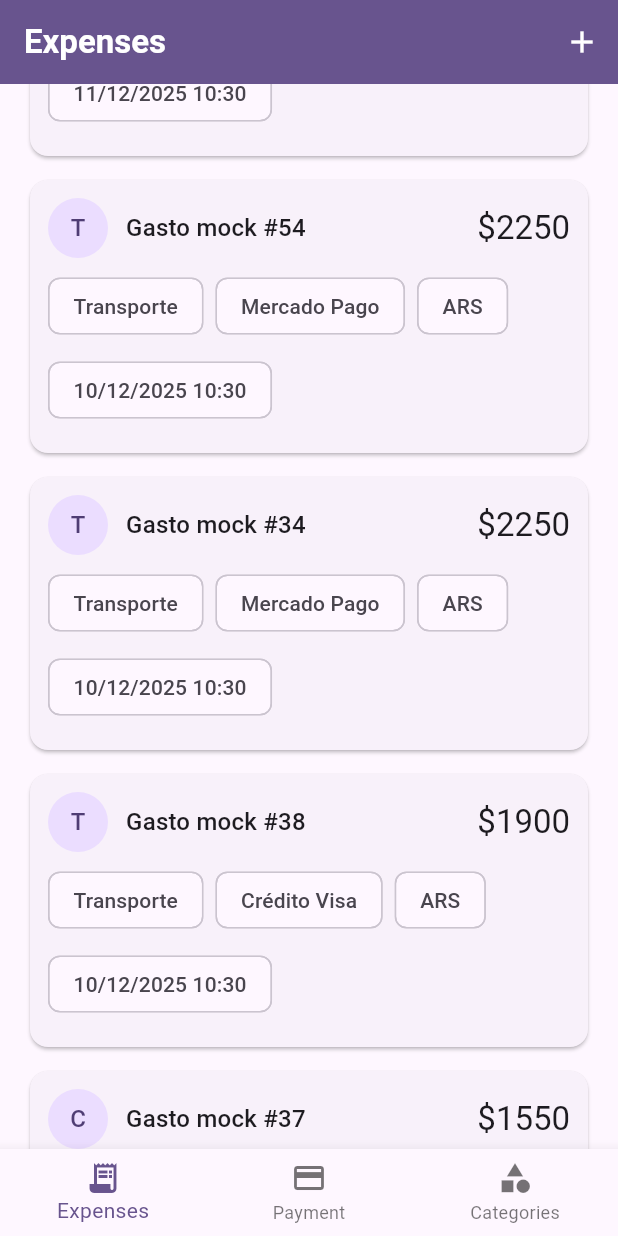
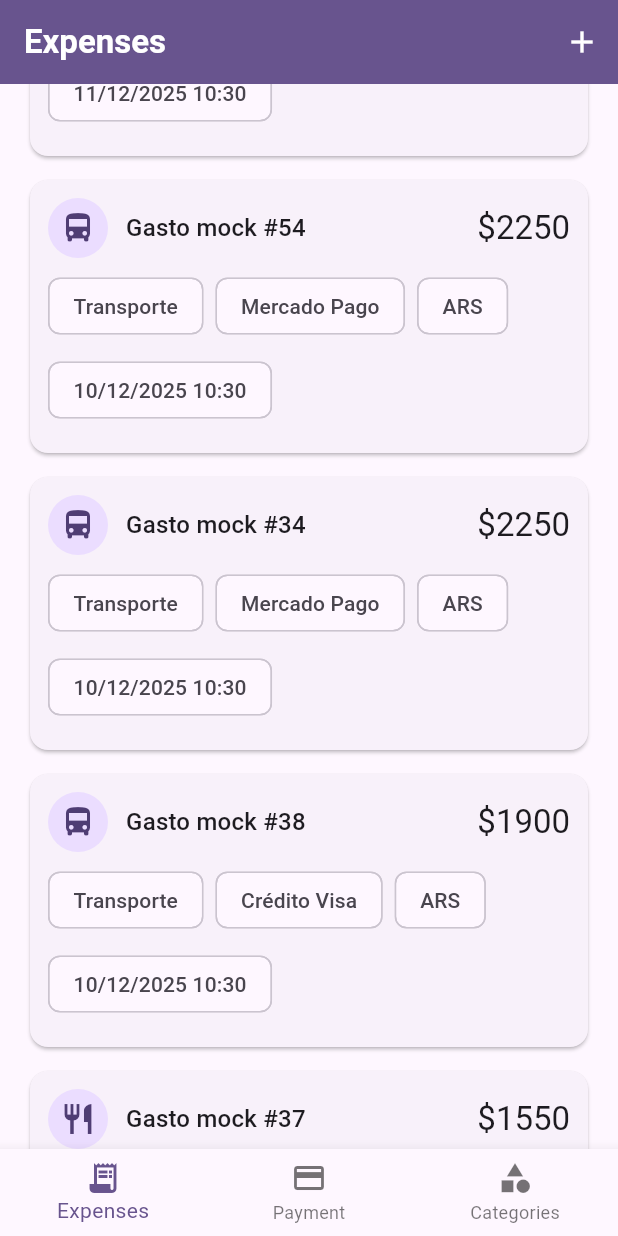
Before and after one commit to AgustinIzaguirre/expense-tracker, a Flutter app: the screen it shows after launch, scrolled down 1728 dp, on a phone screen of 412 x 824 dp. Run offline on Flutter 3.47's test engine with Material 3 defaults, Android fonts, the phone set to English and light mode, and no system bars; our stand-ins replace fl_chart.

```diff
--- a/lib/models/category.dart
+++ b/lib/models/category.dart
@@ -1,5 +1,15 @@
+import 'package:flutter/material.dart';
+
 class Category {
   final int id;
   final String name;
-  const Category({required this.id, required this.name});
+  final int iconCodePoint;
+  final String iconFontFamily;
+  const Category({required this.id, required this.name, required this.iconCodePoint, required this.iconFontFamily});
+
+  IconData get icon => IconData(
+    iconCodePoint,
+    fontFamily: iconFontFamily,
+  );
+
 }
--- a/lib/pages/expenses/expense_card.dart
+++ b/lib/pages/expenses/expense_card.dart
@@ -18,7 +18,11 @@ class ExpenseCard extends StatelessWidget {
             Row(
               children: [
                 CircleAvatar(
-                  child: Text(expense.category.name.characters.first.toUpperCase()),
+                  backgroundColor: Theme.of(context).colorScheme.primaryContainer,
+                  child: Icon(
+                    expense.category.icon,
+                    color: Theme.of(context).colorScheme.onPrimaryContainer,
+                  ),
                 ),
                 const SizedBox(width: 12),
                 Expanded(
--- a/lib/pages/expenses/expenses_page.dart
+++ b/lib/pages/expenses/expenses_page.dart
@@ -8,7 +8,6 @@ import 'package:expense_tracker/models/payment_method.dart';
 import 'package:expense_tracker/widgets/bottom_nav_bar.dart';
 import 'package:expense_tracker/pages/expenses/expense_card.dart';
 import 'package:expense_tracker/pages/expenses/expenses_header.dart';
-import 'package:expense_tracker/widgets/expense_tracker_app_bar.dart';
 import 'package:expense_tracker/widgets/pie_chart/pie_chart_card.dart';
 import 'package:flutter/material.dart';
 import 'package:intl/intl.dart';
@@ -192,11 +191,31 @@ class _ExpensesPageState extends State<ExpensesPage> {
   }
 
   List<Expense> buildMockExpenses({int total = 60}) {
-  const categories = [
-    Category(id: 1, name: 'Comida'),
-    Category(id: 2, name: 'Transporte'),
-    Category(id: 3, name: 'Salud'),
-    Category(id: 4, name: 'Hogar'),
+  var categories = [
+   Category(
+    id: 1,
+    name: 'Comida',
+    iconCodePoint: Icons.restaurant.codePoint,
+    iconFontFamily: Icons.restaurant.fontFamily!,
+  ),
+  Category(
+    id: 2,
+    name: 'Transporte',
+    iconCodePoint: Icons.directions_bus.codePoint,
+    iconFontFamily: Icons.directions_bus.fontFamily!,
+  ),
+  Category(
+    id: 3,
+    name: 'Salud',
+    iconCodePoint: Icons.medical_services.codePoint,
+    iconFontFamily: Icons.medical_services.fontFamily!,
+  ),
+  Category(
+    id: 4,
+    name: 'Hogar',
+    iconCodePoint: Icons.home.codePoint,
+    iconFontFamily: Icons.home.fontFamily!,
+  ),
   ];
 
   const methods = [
```
Also changed, not shown: lib/pages/categories/categories_mock.dart (added, +29 -0 lines), lib/pages/categories/categories_page.dart (+16 -1 lines), lib/pages/categories/category_card.dart (added, +34 -0 lines).
